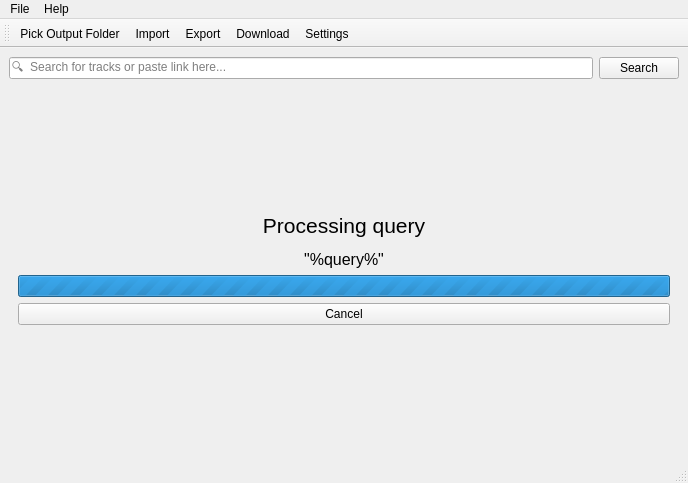
First picture: the form in spotdl_gui/views/mainwindow.ui, repository nozwock/spotdl_gui, before the edit.
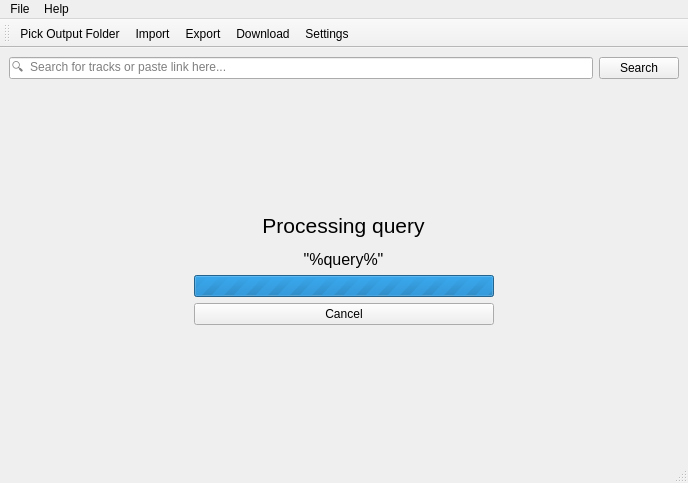
Second picture: the form after the edit. The open tabs and pages were chosen to show the change. Icons and pictures are not drawn.

Patch:
```diff
--- a/spotdl_gui/views/mainwindow.ui
+++ b/spotdl_gui/views/mainwindow.ui
@@ -120,7 +120,7 @@
             </property>
            </spacer>
           </item>
-          <item>
+          <item alignment="Qt::AlignHCenter">
            <widget class="QLabel" name="label_searching">
             <property name="sizePolicy">
              <sizepolicy hsizetype="MinimumExpanding" vsizetype="Fixed">
@@ -136,8 +136,20 @@
             </property>
            </widget>
           </item>
-          <item>
+          <item alignment="Qt::AlignHCenter">
            <widget class="QProgressBar" name="progressBar_search">
+            <property name="minimumSize">
+             <size>
+              <width>300</width>
+              <height>0</height>
+             </size>
+            </property>
+            <property name="maximumSize">
+             <size>
+              <width>650</width>
+              <height>16777215</height>
+             </size>
+            </property>
             <property name="maximum">
              <number>0</number>
             </property>
@@ -146,8 +158,14 @@
             </property>
            </widget>
           </item>
-          <item>
+          <item alignment="Qt::AlignHCenter">
            <widget class="QPushButton" name="pushButton_cancel_search">
+            <property name="minimumSize">
+             <size>
+              <width>300</width>
+              <height>0</height>
+             </size>
+            </property>
             <property name="text">
              <string>Cancel</string>
             </property>
```
Left out of the diff: 28 changed lines with no effect on the pictures.
